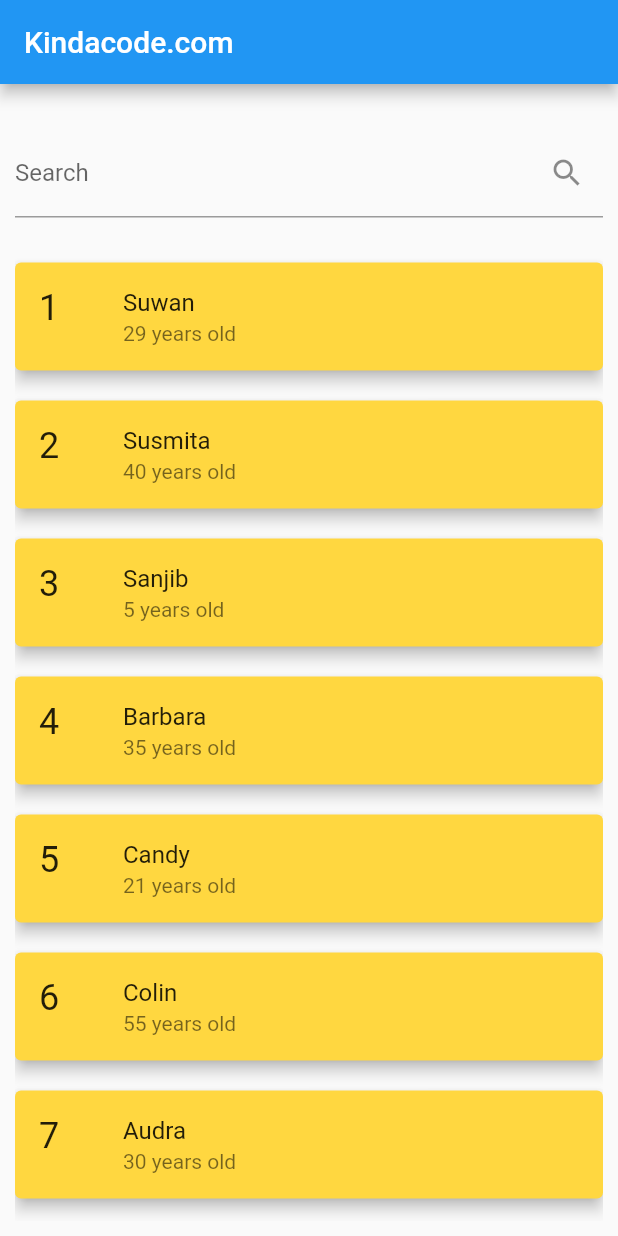
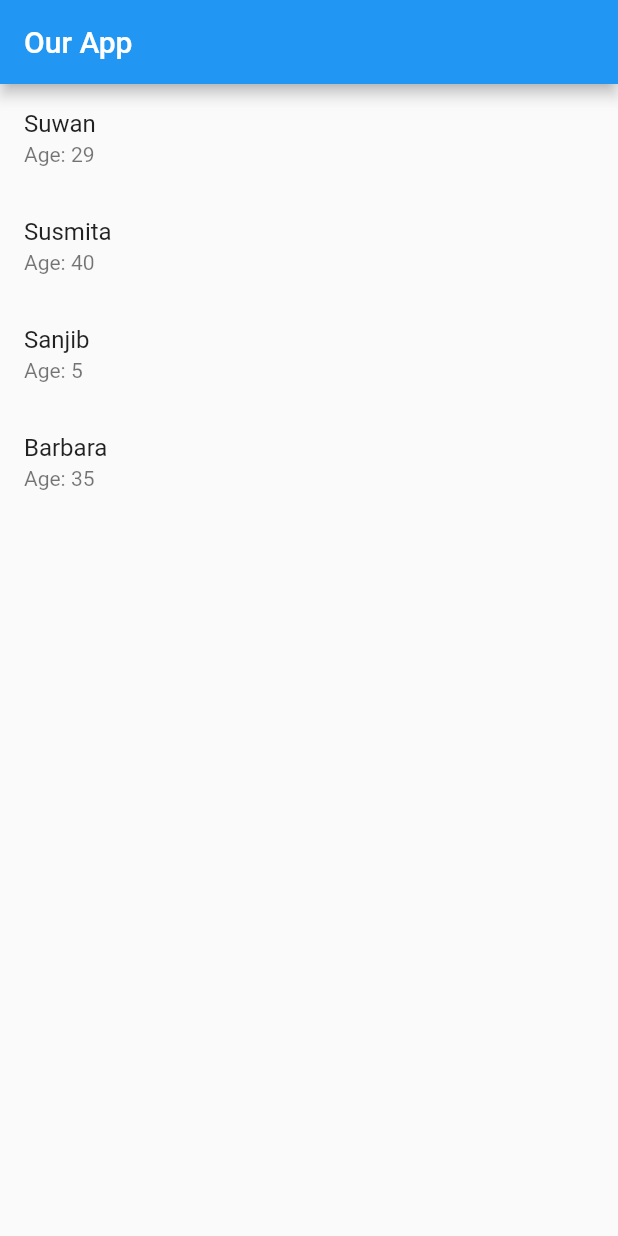
Before and after one commit to susmita-sharma/firebase_database_futter, a Flutter app: the HomePage screen opened directly, on a phone screen of 412 x 824 dp. Run offline on Flutter 3.47's test engine with Material 2 defaults, Android fonts, the phone set to English and light mode, and no system bars; our stand-ins replace cloud_firestore, csv, firebase_auth, firebase_core, modal_progress_hud_nsn; accounts and stored records are empty.

Commit message:
json, csv and list search codes.

```diff
--- /dev/null
+++ b/assets/data.json
@@ -0,0 +1,6 @@
+[
+{"id": 1, "name": "Suwan", "age": 29},
+{"id": 2, "name": "Susmita", "age": 40},
+{"id": 3, "name": "Sanjib", "age": 5},
+{"id": 4, "name": "Barbara", "age": 35}
+]
--- /dev/null
+++ b/lib/jsonHandling.dart
@@ -0,0 +1,86 @@
+
+// main.dart
+import 'dart:convert';
+import 'package:flutter/material.dart';
+import 'package:flutter/services.dart';
+
+void main() {
+   runApp(const MyApp());
+    }
+class Person {
+  final int id;
+  final String name;
+  final int age;
+
+  Person(this.id, this.name,this.age);
+}
+
+class MyApp extends StatelessWidget {
+  const MyApp({Key? key}) : super(key: key);
+
+  @override
+  Widget build(BuildContext context) {
+    return const MaterialApp(
+      debugShowCheckedModeBanner: false,
+      title: 'Nepal Telecom',
+      home: HomePage(),
+
+    );
+  }
+}
+
+class HomePage extends StatefulWidget {
+  const HomePage({Key? key}) : super(key: key);
+
+  @override
+  State<HomePage> createState() => _HomePageState();
+}
+
+class _HomePageState extends State<HomePage> {
+
+  List <Person> _person = [];
+
+  @override
+  void initState() {
+     loadJsonData().then((Person) {
+      setState(() {
+        _person = Person;
+      });
+    });
+    super.initState();
+  }
+  @override
+  Widget build(BuildContext context) {
+    return Scaffold(
+      appBar: AppBar(
+        title: Text('Our App'),
+      ),
+      body: ListView.builder(
+        itemCount: _person.length,
+        itemBuilder: (context, index) {
+          final person = _person[index];
+          return ListTile(
+            title: Text(person.name),
+            subtitle: Text('Age: ${person.age}'),
+          );
+        },
+      ),
+    );
+  }
+}
+Future <List<Person>> loadJsonData() async {
+  final jsonString = await rootBundle.loadString("assets/data.json");
+  List<dynamic> jsonList = json.decode(jsonString);
+
+  // List<dynamic> jsonString = [
+  //   {"id": 1, "name": "Suwan", "age": 29},
+  //   {"id": 2, "name": "Susmita", "age": 40},
+  //   {"id": 3, "name": "Sanjib", "age": 5},
+  //   {"id": 4, "name": "Barbara", "age": 35}
+  // ];
+  print("@@@@ trying to map");
+// Convert JSON list to list of Person instances
+  List<Person> personList = jsonList.map((json) => Person(json["id"], json["name"], json["age"])).toList();
+  print(personList);
+  return personList;
+ }
--- /dev/null
+++ b/lib/listSearch.dart
@@ -0,0 +1,129 @@
+
+// main.dart
+import 'dart:convert';
+import 'package:flutter/material.dart';
+import 'package:flutter/services.dart';
+
+void main() {
+   runApp(const MyApp());
+    }
+class MyApp extends StatelessWidget {
+  const MyApp({Key? key}) : super(key: key);
+
+  @override
+  Widget build(BuildContext context) {
+    return const MaterialApp(
+      // Remove the debug banner
+      debugShowCheckedModeBanner: false,
+      title: 'Nepal Telecom',
+      home: HomePage(),
+    );
+  }
+}
+
+class HomePage extends StatefulWidget {
+  const HomePage({Key? key}) : super(key: key);
+
+  @override
+  State<HomePage> createState() => _HomePageState();
+}
+
+class _HomePageState extends State<HomePage> {
+  // This holds a list of fiction users
+  // You can use data fetched from a database or a server as well
+
+  List<Map<String, dynamic>> _allUsers = [
+    {"id": 1, "name": "Suwan", "age": 29},
+    {"id": 2, "name": "Susmita", "age": 40},
+    {"id": 3, "name": "Sanjib", "age": 5},
+    {"id": 4, "name": "Barbara", "age": 35},
+    {"id": 5, "name": "Candy", "age": 21},
+    {"id": 6, "name": "Colin", "age": 55},
+    {"id": 7, "name": "Audra", "age": 30},
+    {"id": 8, "name": "Banana", "age": 14},
+    {"id": 9, "name": "Caversky", "age": 100},
+    {"id": 10, "name": "Becky", "age": 32}
+  ];
+
+
+  // This list holds the data for the list view
+  List<Map<String, dynamic>> _foundUsers = [];
+  @override
+  initState() {
+    // at the beginning, all users are shown
+    _foundUsers = _allUsers;
+    super.initState();
+  }
+
+  // This function is called whenever the text field changes
+  void _runFilter(String enteredKeyword) {
+    List<Map<String, dynamic>> results = [];
+    if (enteredKeyword.isEmpty) {
+      // if the search field is empty or only contains white-space, we'll display all users
+      results = _allUsers;
+    } else {
+      results = _allUsers
+          .where((user) =>
+          user["name"].toLowerCase().contains(enteredKeyword.toLowerCase()))
+          .toList();
+      // we use the toLowerCase() method to make it case-insensitive
+    }
+
+    // Refresh the UI
+    setState(() {
+      _foundUsers = results;
+    });
+  }
+
+  @override
+  Widget build(BuildContext context) {
+    return Scaffold(
+      appBar: AppBar(
+        title: const Text('Nepal Telecom'),
+      ),
+      body: Padding(
+        padding: const EdgeInsets.all(10),
+        child: Column(
+          children: [
+            const SizedBox(
+              height: 20,
+            ),
+            TextField(
+              onChanged: (value) => _runFilter(value),
+              decoration: const InputDecoration(
+                  labelText: 'Search', suffixIcon: Icon(Icons.search)),
+            ),
+            const SizedBox(
+              height: 20,
+            ),
+            Expanded(
+              child: _foundUsers.isNotEmpty
+                  ? ListView.builder(
+                itemCount: _foundUsers.length,
+                itemBuilder: (context, index) => Card(
+                  key: ValueKey(_foundUsers[index]["id"]),
+                  color: Colors.amberAccent,
+                  elevation: 4,
+                  margin: const EdgeInsets.symmetric(vertical: 10),
+                  child: ListTile(
+                    leading: Text(
+                      _foundUsers[index]["id"].toString(),
+                      style: const TextStyle(fontSize: 24),
+                    ),
+                    title: Text(_foundUsers[index]['name']),
+                    subtitle: Text(
+                        '${_foundUsers[index]["age"].toString()} years old'),
+                  ),
+                ),
+              )
+                  : const Text(
+                'No results found',
+                style: TextStyle(fontSize: 24),
+              ),
+            ),
+          ],
+        ),
+      ),
+    );
+  }
+}
--- a/lib/main.dart
+++ b/lib/main.dart
@@ -1,8 +1,20 @@
 
-// main.dart
+
+import 'package:firebase_database_futter/csvfileLoad.dart';
+import 'package:firebase_database_futter/homepage.dart';
 import 'package:flutter/material.dart';
+import 'package:firebase_core/firebase_core.dart';
+import 'package:cloud_firestore/cloud_firestore.dart';
+import 'firstpage.dart';
+import 'homepage.dart';
+import 'loginscreen.dart';
+import 'signup.dart';
+import 'welcomescreen.dart';
+import 'csvfileLoad.dart';
 
-void main() {
+void main  () async {
+  WidgetsFlutterBinding.ensureInitialized();
+  await Firebase.initializeApp();
   runApp(const MyApp());
 }
 
@@ -11,157 +23,18 @@ class MyApp extends StatelessWidget {
 
   @override
   Widget build(BuildContext context) {
-    return const MaterialApp(
-      // Remove the debug banner
+    return MaterialApp(
+      initialRoute: 'welcome_screen',
+      routes: {
+        'homepage': (context) => const HomePage(),
+        'welcome_screen': (context) => WelcomeScreen(),
+        'registration_screen': (context) => RegistrationScreen(),
+        'login_screen': (context) => LoginScreen(),
+        'first_page': (context) => FirstPage(),
+        'csv_load' : (context) => CsvLoadPage(),
+      },
       debugShowCheckedModeBanner: false,
       title: 'Nepal Telecom',
-      home: HomePage(),
     );
   }
 }
-
-class HomePage extends StatefulWidget {
-  const HomePage({Key? key}) : super(key: key);
-
-  @override
-  State<HomePage> createState() => _HomePageState();
-}
-
-class _HomePageState extends State<HomePage> {
-  // This holds a list of fiction users
-  // You can use data fetched from a database or a server as well
-  final List<Map<String, dynamic>> _allUsers = [
-    {"id": 1, "name": "Suwan", "age": 29},
-    {"id": 2, "name": "Susmita", "age": 40},
-    {"id": 3, "name": "Sanjib", "age": 5},
-    {"id": 4, "name": "Barbara", "age": 35},
-    {"id": 5, "name": "Candy", "age": 21},
-    {"id": 6, "name": "Colin", "age": 55},
-    {"id": 7, "name": "Audra", "age": 30},
-    {"id": 8, "name": "Banana", "age": 14},
-    {"id": 9, "name": "Caversky", "age": 100},
-    {"id": 10, "name": "Becky", "age": 32},
-  ];
-
-  // This list holds the data for the list view
-  List<Map<String, dynamic>> _foundUsers = [];
-  @override
-  initState() {
-    // at the beginning, all users are shown
-    _foundUsers = _allUsers;
-    super.initState();
-  }
-
-  // This function is called whenever the text field changes
-  void _runFilter(String enteredKeyword) {
-    List<Map<String, dynamic>> results = [];
-    if (enteredKeyword.isEmpty) {
-      // if the search field is empty or only contains white-space, we'll display all users
-      results = _allUsers;
-    } else {
-      results = _allUsers
-          .where((user) =>
-          user["name"].toLowerCase().contains(enteredKeyword.toLowerCase()))
-          .toList();
-      // we use the toLowerCase() method to make it case-insensitive
-    }
-
-    // Refresh the UI
-    setState(() {
-      _foundUsers = results;
-    });
-  }
-
-  @override
-  Widget build(BuildContext context) {
-    return Scaffold(
-      appBar: AppBar(
-        title: const Text('Kindacode.com'),
-      ),
-      body: Padding(
-        padding: const EdgeInsets.all(10),
-        child: Column(
-          children: [
-            const SizedBox(
-              height: 20,
-            ),
-            TextField(
-              onChanged: (value) => _runFilter(value),
-              decoration: const InputDecoration(
-                  labelText: 'Search', suffixIcon: Icon(Icons.search)),
-            ),
-            const SizedBox(
-              height: 20,
-            ),
-            Expanded(
-              child: _foundUsers.isNotEmpty
-                  ? ListView.builder(
-                itemCount: _foundUsers.length,
-                itemBuilder: (context, index) => Card(
-                  key: ValueKey(_foundUsers[index]["id"]),
-                  color: Colors.amberAccent,
-                  elevation: 4,
-                  margin: const EdgeInsets.symmetric(vertical: 10),
-                  child: ListTile(
-                    leading: Text(
-                      _foundUsers[index]["id"].toString(),
-                      style: const TextStyle(fontSize: 24),
-                    ),
-                    title: Text(_foundUsers[index]['name']),
-                    subtitle: Text(
-                        '${_foundUsers[index]["age"].toString()} years old'),
-                  ),
-                ),
-              )
-                  : const Text(
-                'No results found',
-                style: TextStyle(fontSize: 24),
-              ),
-            ),
-          ],
-        ),
-      ),
-    );
-  }
-}
-
-
-
-// import 'package:firebase_database_futter/csvfileLoad.dart';
-// import 'package:firebase_database_futter/homepage.dart';
-// import 'package:flutter/material.dart';
-// import 'package:firebase_core/firebase_core.dart';
-// import 'package:cloud_firestore/cloud_firestore.dart';
-// import 'firstpage.dart';
-// import 'homepage.dart';
-// import 'loginscreen.dart';
-// import 'signup.dart';
-// import 'welcomescreen.dart';
-// import 'csvfileLoad.dart';
-//
-// void main  () async {
-//   WidgetsFlutterBinding.ensureInitialized();
-//   await Firebase.initializeApp();
-//   runApp(const MyApp());
-// }
-//
-// class MyApp extends StatelessWidget {
-//   const MyApp({Key? key}) : super(key: key);
-//
-//   @override
-//   Widget build(BuildContext context) {
-//     return MaterialApp(
-//       initialRoute: 'welcome_screen',
-//       routes: {
-//         'homepage': (context) => const HomePage(),
-//         'welcome_screen': (context) => WelcomeScreen(),
-//         'registration_screen': (context) => RegistrationScreen(),
-//         'login_screen': (context) => LoginScreen(),
-//         'first_page': (context) => FirstPage(),
-//         'csv_load' : (context) => CsvLoadPage(),
-//       },
-//       debugShowCheckedModeBanner: false,
-//       title: 'Nepal Telecom',
-//     );
-//   }
-// }
--- /dev/null
+++ b/lib/mainBackUp.dart
@@ -0,0 +1,280 @@
+
+
+
+// main.dart
+import 'dart:convert';
+
+import 'package:flutter/material.dart';
+import 'package:flutter/services.dart';
+
+void main() {
+   runApp(const MyApp());
+    }
+class MyApp extends StatelessWidget {
+  const MyApp({Key? key}) : super(key: key);
+
+  @override
+  Widget build(BuildContext context) {
+    return const MaterialApp(
+      // Remove the debug banner
+      debugShowCheckedModeBanner: false,
+      title: 'Nepal Telecom',
+      home: HomePage(),
+    );
+  }
+}
+
+class HomePage extends StatefulWidget {
+  const HomePage({Key? key}) : super(key: key);
+
+  @override
+  State<HomePage> createState() => _HomePageState();
+}
+
+class _HomePageState extends State<HomePage> {
+  // This holds a list of fiction users
+  // You can use data fetched from a database or a server as well
+
+  List<Map<String, dynamic>> _allUsers = [
+    {"id": 1, "name": "Suwan", "age": 29},
+    {"id": 2, "name": "Susmita", "age": 40},
+    {"id": 3, "name": "Sanjib", "age": 5},
+    {"id": 4, "name": "Barbara", "age": 35},
+    {"id": 5, "name": "Candy", "age": 21},
+    {"id": 6, "name": "Colin", "age": 55},
+    {"id": 7, "name": "Audra", "age": 30},
+    {"id": 8, "name": "Banana", "age": 14},
+    {"id": 9, "name": "Caversky", "age": 100},
+    {"id": 10, "name": "Becky", "age": 32}
+  ];
+
+
+  // This list holds the data for the list view
+  List<Map<String, dynamic>> _foundUsers = [];
+  @override
+  initState() {
+    // at the beginning, all users are shown
+    _foundUsers = _allUsers;
+    super.initState();
+  }
+
+  // This function is called whenever the text field changes
+  void _runFilter(String enteredKeyword) {
+    List<Map<String, dynamic>> results = [];
+    if (enteredKeyword.isEmpty) {
+      // if the search field is empty or only contains white-space, we'll display all users
+      results = _allUsers;
+    } else {
+      results = _allUsers
+          .where((user) =>
+          user["name"].toLowerCase().contains(enteredKeyword.toLowerCase()))
+          .toList();
+      // we use the toLowerCase() method to make it case-insensitive
+    }
+
+    // Refresh the UI
+    setState(() {
+      _foundUsers = results;
+    });
+  }
+
+  @override
+  Widget build(BuildContext context) {
+    return Scaffold(
+      appBar: AppBar(
+        title: const Text('Kindacode.com'),
+      ),
+      body: Padding(
+        padding: const EdgeInsets.all(10),
+        child: Column(
+          children: [
+            const SizedBox(
+              height: 20,
+            ),
+            TextField(
+              onChanged: (value) => _runFilter(value),
+              decoration: const InputDecoration(
+                  labelText: 'Search', suffixIcon: Icon(Icons.search)),
+            ),
+            const SizedBox(
+              height: 20,
+            ),
+            Expanded(
+              child: _foundUsers.isNotEmpty
+                  ? ListView.builder(
+                itemCount: _foundUsers.length,
+                itemBuilder: (context, index) => Card(
+                  key: ValueKey(_foundUsers[index]["id"]),
+                  color: Colors.amberAccent,
+                  elevation: 4,
+                  margin: const EdgeInsets.symmetric(vertical: 10),
+                  child: ListTile(
+                    leading: Text(
+                      _foundUsers[index]["id"].toString(),
+                      style: const TextStyle(fontSize: 24),
+                    ),
+                    title: Text(_foundUsers[index]['name']),
+                    subtitle: Text(
+                        '${_foundUsers[index]["age"].toString()} years old'),
+                  ),
+                ),
+              )
+                  : const Text(
+                'No results found',
+                style: TextStyle(fontSize: 24),
+              ),
+            ),
+          ],
+        ),
+      ),
+    );
+  }
+}
+
+
+
+// import 'package:firebase_database_futter/csvfileLoad.dart';
+// import 'package:firebase_database_futter/homepage.dart';
+// import 'package:flutter/material.dart';
+// import 'package:firebase_core/firebase_core.dart';
+// import 'package:cloud_firestore/cloud_firestore.dart';
+// import 'firstpage.dart';
+// import 'homepage.dart';
+// import 'loginscreen.dart';
+// import 'signup.dart';
+// import 'welcomescreen.dart';
+// import 'csvfileLoad.dart';
+//
+// void main  () async {
+//   WidgetsFlutterBinding.ensureInitialized();
+//   await Firebase.initializeApp();
+//   runApp(const MyApp());
+// }
+//
+// class MyApp extends StatelessWidget {
+//   const MyApp({Key? key}) : super(key: key);
+//
+//   @override
+//   Widget build(BuildContext context) {
+//     return MaterialApp(
+//       initialRoute: 'welcome_screen',
+//       routes: {
+//         'homepage': (context) => const HomePage(),
+//         'welcome_screen': (context) => WelcomeScreen(),
+//         'registration_screen': (context) => RegistrationScreen(),
+//         'login_screen': (context) => LoginScreen(),
+//         'first_page': (context) => FirstPage(),
+//         'csv_load' : (context) => CsvLoadPage(),
+//       },
+//       debugShowCheckedModeBanner: false,
+//       title: 'Nepal Telecom',
+//     );
+//   }
+// }
+
+
+
+
+
+
+
+
+
+
+
+
+
+
+
+
+
+
+// // main.dart
+// import 'dart:convert';
+// import 'package:flutter/material.dart';
+// import 'package:flutter/services.dart';
+//
+// void main() {
+//    runApp(const MyApp());
+//     }
+// class Person {
+//   final int id;
+//   final String name;
+//   final int age;
+//
+//   Person(this.id, this.name,this.age);
+// }
+//
+// class MyApp extends StatelessWidget {
+//   const MyApp({Key? key}) : super(key: key);
+//
+//   @override
+//   Widget build(BuildContext context) {
+//     return const MaterialApp(
+//       debugShowCheckedModeBanner: false,
+//       title: 'Nepal Telecom',
+//       home: HomePage(),
+//
+//     );
+//   }
+// }
+//
+// class HomePage extends StatefulWidget {
+//   const HomePage({Key? key}) : super(key: key);
+//
+//   @override
+//   State<HomePage> createState() => _HomePageState();
+// }
+//
+// class _HomePageState extends State<HomePage> {
+//
+//   List <Person> _person = [];
+//
+//   @override
+//   void initState() {
+//      loadJsonData().then((Person) {
+//       setState(() {
+//         _person = Person;
+//       });
+//     });
+//     super.initState();
+//   }
+//   @override
+//   Widget build(BuildContext context) {
+//     return Scaffold(
+//       appBar: AppBar(
+//         title: Text('Our App'),
+//       ),
+//       body: ListView.builder(
+//         itemCount: _person.length,
+//         itemBuilder: (context, index) {
+//           final person = _person[index];
+//           return ListTile(
+//             title: Text(person.name),
+//             subtitle: Text('Age: ${person.age}'),
+//           );
+//         },
+//       ),
+//     );
+//   }
+// }
+// Future <List<Person>> loadJsonData() async {
+//   final jsonString = await rootBundle.loadString("assets/data.json");
+//   List<dynamic> jsonList = json.decode(jsonString);
+//
+//   // List<dynamic> jsonString = [
+//   //   {"id": 1, "name": "Suwan", "age": 29},
+//   //   {"id": 2, "name": "Susmita", "age": 40},
+//   //   {"id": 3, "name": "Sanjib", "age": 5},
+//   //   {"id": 4, "name": "Barbara", "age": 35}
+//   // ];
+//   print("@@@@ trying to map");
+// // Convert JSON list to list of Person instances
+//   List<Person> personList = jsonList.map((json) => Person(json["id"], json["name"], json["age"])).toList();
+//   print(personList);
+//   return personList;
+//  }
+//
+//
+//
+//
--- a/pubspec.yaml
+++ b/pubspec.yaml
@@ -73,6 +73,7 @@ flutter:
   # To add assets to your application, add an assets section, like this:
   assets:
     - assets/test.csv
+    - assets/data.json
   #   - images/a_dot_ham.jpeg
 
   # An image asset can refer to one or more resolution-specific "variants", see
```
